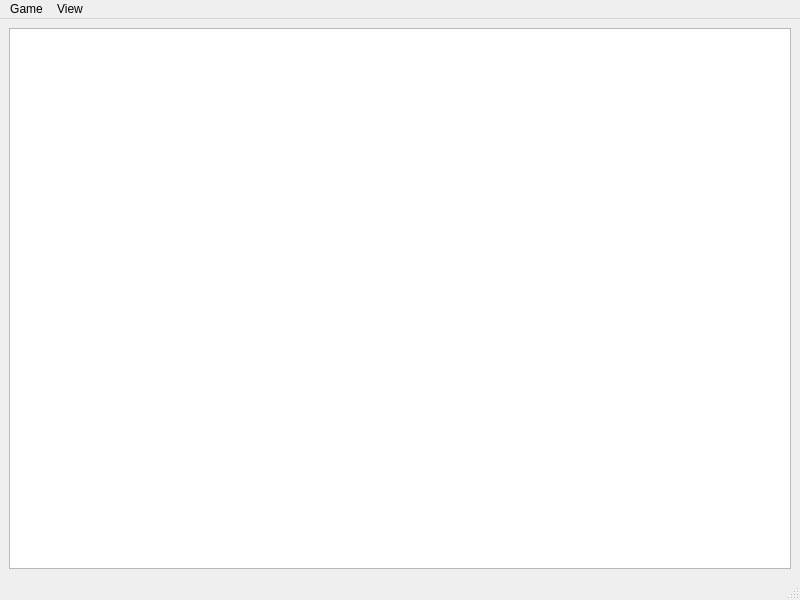
The window that src/moderatorwindow.ui (mathklk/qwiz) describes before a commit, drawn with Qt 5.
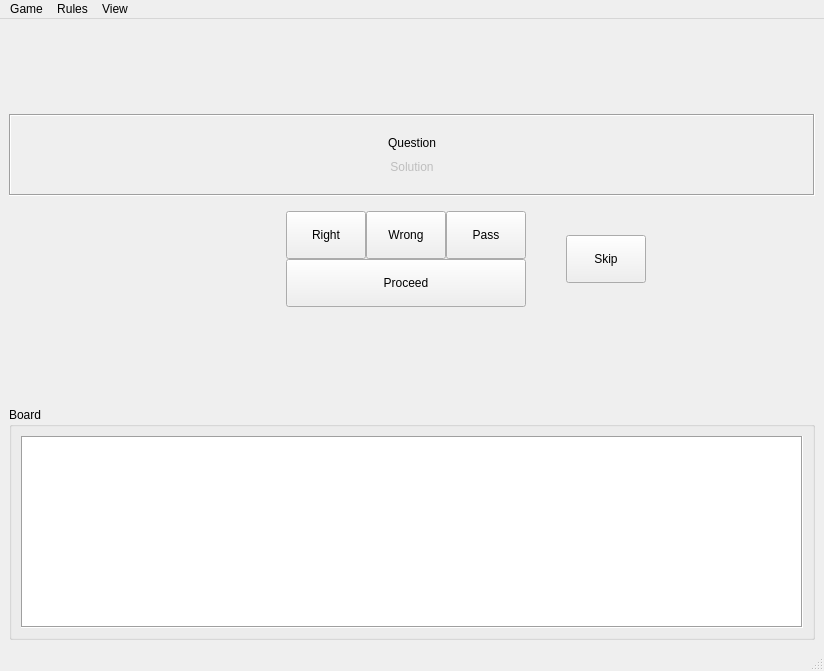
The same window after the commit.

```diff
--- a/src/moderatorwindow.ui
+++ b/src/moderatorwindow.ui
@@ -6,8 +6,8 @@
    <rect>
     <x>0</x>
     <y>0</y>
-    <width>800</width>
-    <height>600</height>
+    <width>824</width>
+    <height>671</height>
    </rect>
   </property>
   <property name="windowTitle">
@@ -15,47 +15,330 @@
   </property>
   <widget class="QWidget" name="centralwidget">
    <layout class="QGridLayout" name="gridLayout">
+    <item row="2" column="0">
+     <layout class="QHBoxLayout" name="horizontalLayoutJudge">
+      <property name="leftMargin">
+       <number>0</number>
+      </property>
+      <property name="rightMargin">
+       <number>0</number>
+      </property>
+      <property name="bottomMargin">
+       <number>0</number>
+      </property>
+      <item>
+       <spacer name="horizontalSpacer">
+        <property name="orientation">
+         <enum>Qt::Orientation::Horizontal</enum>
+        </property>
+        <property name="sizeHint" stdset="0">
+         <size>
+          <width>40</width>
+          <height>0</height>
+         </size>
+        </property>
+       </spacer>
+      </item>
+      <item>
+       <widget class="QFrame" name="frameJudge">
+        <property name="enabled">
+         <bool>true</bool>
+        </property>
+        <property name="frameShape">
+         <enum>QFrame::Shape::NoFrame</enum>
+        </property>
+        <property name="frameShadow">
+         <enum>QFrame::Shadow::Sunken</enum>
+        </property>
+        <layout class="QGridLayout" name="gridLayout_5">
+         <property name="horizontalSpacing">
+          <number>0</number>
+         </property>
+         <item row="0" column="2">
+          <layout class="QGridLayout" name="gridLayout_4">
+           <item row="0" column="0">
+            <widget class="QPushButton" name="buttonRight">
+             <property name="minimumSize">
+              <size>
+               <width>0</width>
+               <height>48</height>
+              </size>
+             </property>
+             <property name="text">
+              <string>Right</string>
+             </property>
+             <property name="flat">
+              <bool>false</bool>
+             </property>
+            </widget>
+           </item>
+           <item row="0" column="2">
+            <widget class="QPushButton" name="buttonPass">
+             <property name="minimumSize">
+              <size>
+               <width>0</width>
+               <height>48</height>
+              </size>
+             </property>
+             <property name="text">
+              <string>Pass</string>
+             </property>
+            </widget>
+           </item>
+           <item row="1" column="0" colspan="3">
+            <widget class="QPushButton" name="buttonProceed">
+             <property name="minimumSize">
+              <size>
+               <width>0</width>
+               <height>48</height>
+              </size>
+             </property>
+             <property name="text">
+              <string>Proceed</string>
+             </property>
+            </widget>
+           </item>
+           <item row="0" column="1">
+            <widget class="QPushButton" name="buttonWrong">
+             <property name="minimumSize">
+              <size>
+               <width>0</width>
+               <height>48</height>
+              </size>
+             </property>
+             <property name="text">
+              <string>Wrong</string>
+             </property>
+            </widget>
+           </item>
+          </layout>
+         </item>
+         <item row="0" column="4">
+          <widget class="QPushButton" name="buttonSkip">
+           <property name="minimumSize">
+            <size>
+             <width>0</width>
+             <height>48</height>
+            </size>
+           </property>
+           <property name="text">
+            <string>Skip</string>
+           </property>
+          </widget>
+         </item>
+         <item row="0" column="3">
+          <spacer name="horizontalSpacer_5">
+           <property name="orientation">
+            <enum>Qt::Orientation::Horizontal</enum>
+           </property>
+           <property name="sizeHint" stdset="0">
+            <size>
+             <width>40</width>
+             <height>20</height>
+            </size>
+           </property>
+          </spacer>
+         </item>
+         <item row="0" column="0">
+          <spacer name="horizontalSpacer_3">
+           <property name="orientation">
+            <enum>Qt::Orientation::Horizontal</enum>
+           </property>
+           <property name="sizeType">
+            <enum>QSizePolicy::Policy::Minimum</enum>
+           </property>
+           <property name="sizeHint" stdset="0">
+            <size>
+             <width>80</width>
+             <height>20</height>
+            </size>
+           </property>
+          </spacer>
+         </item>
+         <item row="0" column="1">
+          <spacer name="horizontalSpacer_4">
+           <property name="orientation">
+            <enum>Qt::Orientation::Horizontal</enum>
+           </property>
+           <property name="sizeHint" stdset="0">
+            <size>
+             <width>40</width>
+             <height>20</height>
+            </size>
+           </property>
+          </spacer>
+         </item>
+        </layout>
+       </widget>
+      </item>
+      <item>
+       <spacer name="horizontalSpacer_2">
+        <property name="orientation">
+         <enum>Qt::Orientation::Horizontal</enum>
+        </property>
+        <property name="sizeHint" stdset="0">
+         <size>
+          <width>40</width>
+          <height>0</height>
+         </size>
+        </property>
+       </spacer>
+      </item>
+     </layout>
+    </item>
+    <item row="3" column="0">
+     <spacer name="questionSpacerBottom">
+      <property name="orientation">
+       <enum>Qt::Orientation::Vertical</enum>
+      </property>
+      <property name="sizeHint" stdset="0">
+       <size>
+        <width>20</width>
+        <height>40</height>
+       </size>
+      </property>
+     </spacer>
+    </item>
+    <item row="4" column="0" colspan="3">
+     <widget class="QGroupBox" name="groupBoxBoard">
+      <property name="enabled">
+       <bool>true</bool>
+      </property>
+      <property name="title">
+       <string>Board</string>
+      </property>
+      <layout class="QGridLayout" name="gridLayout_2">
+       <item row="0" column="0">
+        <widget class="QTableWidget" name="raster">
+         <property name="frameShape">
+          <enum>QFrame::Shape::Box</enum>
+         </property>
+         <property name="verticalScrollBarPolicy">
+          <enum>Qt::ScrollBarPolicy::ScrollBarAlwaysOff</enum>
+         </property>
+         <property name="horizontalScrollBarPolicy">
+          <enum>Qt::ScrollBarPolicy::ScrollBarAlwaysOff</enum>
+         </property>
+         <property name="autoScroll">
+          <bool>false</bool>
+         </property>
+         <property name="editTriggers">
+          <set>QAbstractItemView::EditTrigger::NoEditTriggers</set>
+         </property>
+         <property name="tabKeyNavigation">
+          <bool>false</bool>
+         </property>
+         <property name="showDropIndicator" stdset="0">
+          <bool>false</bool>
+         </property>
+         <property name="dragDropOverwriteMode">
+          <bool>false</bool>
+         </property>
+         <property name="selectionMode">
+          <enum>QAbstractItemView::SelectionMode::NoSelection</enum>
+         </property>
+         <property name="cornerButtonEnabled">
+          <bool>false</bool>
+         </property>
+         <attribute name="horizontalHeaderVisible">
+          <bool>false</bool>
+         </attribute>
+         <attribute name="horizontalHeaderHighlightSections">
+          <bool>false</bool>
+         </attribute>
+         <attribute name="verticalHeaderVisible">
+          <bool>false</bool>
+         </attribute>
+         <attribute name="verticalHeaderHighlightSections">
+          <bool>false</bool>
+         </attribute>
+        </widget>
+       </item>
+      </layout>
+     </widget>
+    </item>
     <item row="0" column="0">
-     <widget class="QTableWidget" name="raster">
-      <property name="verticalScrollBarPolicy">
-       <enum>Qt::ScrollBarPolicy::ScrollBarAlwaysOff</enum>
+     <spacer name="questionSpacerTop">
+      <property name="orientation">
+       <enum>Qt::Orientation::Vertical</enum>
       </property>
-      <property name="horizontalScrollBarPolicy">
-       <enum>Qt::ScrollBarPolicy::ScrollBarAlwaysOff</enum>
+      <property name="sizeHint" stdset="0">
+       <size>
+        <width>20</width>
+        <height>40</height>
+       </size>
       </property>
-      <property name="autoScroll">
-       <bool>false</bool>
+     </spacer>
+    </item>
+    <item row="1" column="0" colspan="3">
+     <widget class="QFrame" name="frameQuestion">
+      <property name="enabled">
+       <bool>true</bool>
       </property>
-      <property name="editTriggers">
-       <set>QAbstractItemView::EditTrigger::NoEditTriggers</set>
+      <property name="frameShape">
+       <enum>QFrame::Shape::Box</enum>
       </property>
-      <property name="tabKeyNavigation">
-       <bool>false</bool>
+      <property name="frameShadow">
+       <enum>QFrame::Shadow::Sunken</enum>
       </property>
-      <property name="showDropIndicator" stdset="0">
-       <bool>false</bool>
-      </property>
-      <property name="dragDropOverwriteMode">
-       <bool>false</bool>
-      </property>
-      <property name="selectionMode">
-       <enum>QAbstractItemView::SelectionMode::NoSelection</enum>
-      </property>
-      <property name="cornerButtonEnabled">
-       <bool>false</bool>
-      </property>
-      <attribute name="horizontalHeaderVisible">
-       <bool>false</bool>
-      </attribute>
-      <attribute name="horizontalHeaderHighlightSections">
-       <bool>false</bool>
-      </attribute>
-      <attribute name="verticalHeaderVisible">
-       <bool>false</bool>
-      </attribute>
-      <attribute name="verticalHeaderHighlightSections">
-       <bool>false</bool>
-      </attribute>
+      <layout class="QGridLayout" name="gridLayout_3" rowstretch="0,0">
+       <property name="leftMargin">
+        <number>8</number>
+       </property>
+       <property name="topMargin">
+        <number>20</number>
+       </property>
+       <property name="rightMargin">
+        <number>8</number>
+       </property>
+       <property name="bottomMargin">
+        <number>20</number>
+       </property>
+       <property name="verticalSpacing">
+        <number>10</number>
+       </property>
+       <item row="1" column="1">
+        <widget class="QLabel" name="labelSolution">
+         <property name="enabled">
+          <bool>false</bool>
+         </property>
+         <property name="sizePolicy">
+          <sizepolicy hsizetype="Expanding" vsizetype="Preferred">
+           <horstretch>0</horstretch>
+           <verstretch>0</verstretch>
+          </sizepolicy>
+         </property>
+         <property name="text">
+          <string>Solution</string>
+         </property>
+         <property name="alignment">
+          <set>Qt::AlignmentFlag::AlignCenter</set>
+         </property>
+         <property name="wordWrap">
+          <bool>true</bool>
+         </property>
+        </widget>
+       </item>
+       <item row="0" column="1">
+        <widget class="QLabel" name="labelQuestion">
+         <property name="sizePolicy">
+          <sizepolicy hsizetype="Expanding" vsizetype="Preferred">
+           <horstretch>0</horstretch>
+           <verstretch>0</verstretch>
+          </sizepolicy>
+         </property>
+         <property name="text">
+          <string>Question</string>
+         </property>
+         <property name="alignment">
+          <set>Qt::AlignmentFlag::AlignCenter</set>
+         </property>
+         <property name="wordWrap">
+          <bool>true</bool>
+         </property>
+        </widget>
+       </item>
+      </layout>
      </widget>
     </item>
    </layout>
@@ -65,7 +348,7 @@
     <rect>
      <x>0</x>
      <y>0</y>
-     <width>800</width>
+     <width>824</width>
      <height>21</height>
     </rect>
    </property>
@@ -84,7 +367,34 @@
     <addaction name="actionDecrease_Font_Size"/>
     <addaction name="actionAlways_Show_Categories"/>
    </widget>
+   <widget class="QMenu" name="menuRules">
+    <property name="title">
+     <string>Rules</string>
+    </property>
+    <widget class="QMenu" name="menuPoint_Deduction">
+     <property name="title">
+      <string>Point Deduction</string>
+     </property>
+     <addaction name="action0_None"/>
+     <addaction name="action0_1"/>
+     <addaction name="action0_25"/>
+     <addaction name="action0_5"/>
+     <addaction name="action1_0_Full"/>
+    </widget>
+    <widget class="QMenu" name="menuNext_Player_Policy">
+     <property name="title">
+      <string>Next Player Policy</string>
+     </property>
+     <addaction name="actionRandom"/>
+     <addaction name="actionCyclic"/>
+     <addaction name="actionWinner"/>
+     <addaction name="actionUnderdog"/>
+    </widget>
+    <addaction name="menuPoint_Deduction"/>
+    <addaction name="menuNext_Player_Policy"/>
+   </widget>
    <addaction name="menuGame"/>
+   <addaction name="menuRules"/>
    <addaction name="menuView"/>
   </widget>
   <widget class="QStatusBar" name="statusbar"/>
```
Left out of the diff: 97 changed lines with no effect on the pictures.
